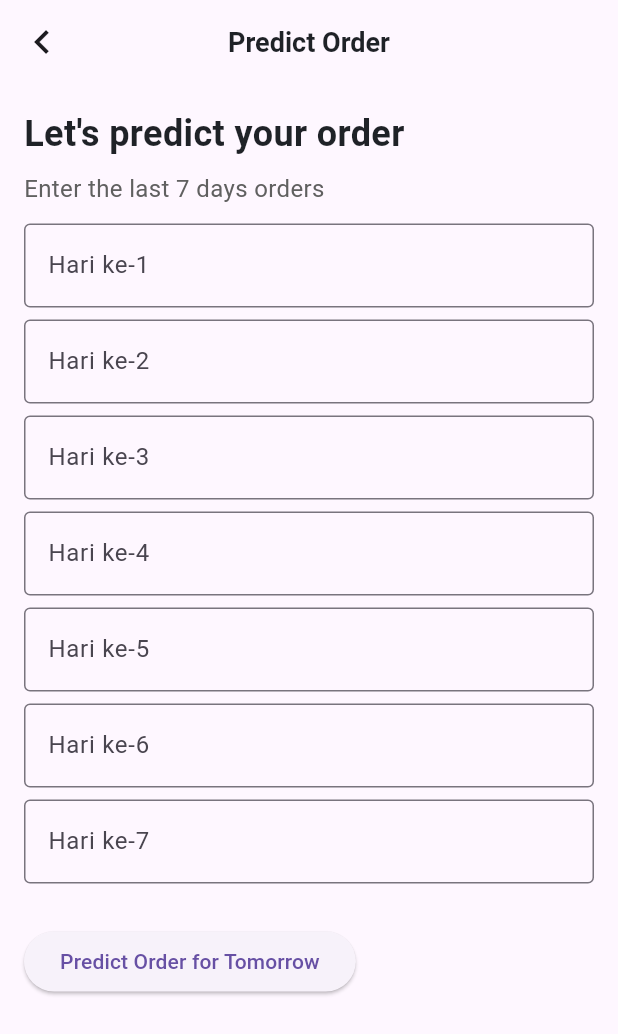
After one commit to mfaizasysyauqi/android-flutter-laundry-app, a Flutter app: the PredictLaundryScreen screen opened by its route, on a phone screen of 412 x 824 dp. The commit adds this screen. Shown: the top 1034 px of the screen. Run offline on Flutter 3.47's test engine with Material 3 defaults, Android fonts, the phone set to English and light mode, and no system bars; our stand-ins replace cloud_firestore, dartz, equatable, firebase_auth, firebase_core, flutter_riverpod and 3 more; missing offline and left inert: firebase_app_check, tflite_flutter; accounts and stored records are empty.

Commit message:
add predict order

```diff
--- a/lib/core/router.dart
+++ b/lib/core/router.dart
@@ -3,6 +3,7 @@
 
 // Mengimpor package dan file yang diperlukan untuk routing dan widget.
 import 'package:flutter_laundry_app/domain/entities/voucher.dart';
+import 'package:flutter_laundry_app/presentation/screens/admin/order/predict_laundry_screen.dart';
 import 'package:flutter_laundry_app/presentation/screens/admin/order/admin_order_history_screen.dart';
 import 'package:flutter_laundry_app/presentation/screens/admin/order/manage_orders_screen.dart';
 import 'package:flutter_laundry_app/presentation/screens/admin/price/price_management_screen.dart';
@@ -133,6 +134,10 @@ final routerProvider = Provider<GoRouter>((ref) {
           return UserVoucherDetailsScreen(voucher: voucher);
         },
       ),
+      GoRoute(
+        path: '/predict-laundry-screen',
+        builder: (context, state) => const PredictLaundryScreen(),
+      ),
     ],
   );
 });
--- /dev/null
+++ b/lib/domain/usecases/order/predict_order_usecase.dart
@@ -0,0 +1,18 @@
+import 'package:flutter_laundry_app/core/utils/order_predictor.dart';
+import 'package:flutter_riverpod/flutter_riverpod.dart';
+import 'package:flutter_laundry_app/presentation/providers/order_predictor_provider.dart';
+
+class PredictOrderUseCase {
+  final OrderPredictor predictor;
+
+  PredictOrderUseCase(this.predictor);
+
+  Future<double> predict(List<double> last7DaysOrders) async {
+    return predictor.predict(last7DaysOrders);
+  }
+}
+
+final predictOrderUseCaseProvider = Provider<PredictOrderUseCase>((ref) {
+  final predictor = ref.watch(orderPredictorProvider);
+  return PredictOrderUseCase(predictor);
+});
--- /dev/null
+++ b/lib/presentation/screens/admin/order/predict_laundry_screen.dart
@@ -0,0 +1,120 @@
+import 'package:flutter/material.dart';
+import 'package:flutter_riverpod/flutter_riverpod.dart';
+import 'package:go_router/go_router.dart';
+import 'package:flutter_laundry_app/domain/usecases/order/predict_order_usecase.dart';
+import 'package:flutter_laundry_app/presentation/style/app_typography.dart';
+import 'package:flutter_laundry_app/presentation/style/colors/background_colors.dart';
+import 'package:flutter_laundry_app/presentation/style/sizes/icon_sizes.dart';
+
+class PredictLaundryScreen extends ConsumerStatefulWidget {
+  static const routeName = '/predict-laundry-screen';
+  const PredictLaundryScreen({super.key});
+
+  @override
+  ConsumerState<PredictLaundryScreen> createState() =>
+      _PredictLaundryScreenState();
+}
+
+class _PredictLaundryScreenState extends ConsumerState<PredictLaundryScreen> {
+  final List<TextEditingController> _controllers =
+      List.generate(7, (_) => TextEditingController());
+
+  bool _isLoading = false;
+  double? _prediction;
+
+  Future<void> _predict() async {
+    setState(() => _isLoading = true);
+
+    try {
+      final input = _controllers
+          .map((c) => double.tryParse(c.text.trim()) ?? 0.0)
+          .toList();
+
+      final usecase = ref.read(predictOrderUseCaseProvider);
+      final result = await usecase.predict(input);
+
+      setState(() => _prediction = result);
+    } catch (e) {
+      ScaffoldMessenger.of(context).showSnackBar(SnackBar(
+        content: Text("Prediksi gagal: $e"),
+      ));
+    } finally {
+      setState(() => _isLoading = false);
+    }
+  }
+
+  @override
+  void dispose() {
+    for (final c in _controllers) {
+      c.dispose();
+    }
+    super.dispose();
+  }
+
+  @override
+  Widget build(BuildContext context) {
+    return Scaffold(
+      appBar: AppBar(
+        backgroundColor: BackgroundColors.transparent,
+        shadowColor: BackgroundColors.transparent,
+        surfaceTintColor: BackgroundColors.transparent,
+        title: Text('Predict Order', style: AppTypography.darkAppBarTitle),
+        centerTitle: true,
+        leading: IconButton(
+          icon: const Icon(Icons.chevron_left, size: IconSizes.navigationIcon),
+          onPressed: () {
+            if (mounted) {
+              GoRouter.of(context).go('/admin-dashboard-screen');
+            }
+          },
+        ),
+      ),
+      body: Padding(
+        padding: const EdgeInsets.all(16),
+        child: Column(
+          crossAxisAlignment: CrossAxisAlignment.start,
+          children: [
+            const Text(
+              "Let's predict your order",
+              style: TextStyle(
+                  fontSize: 24,
+                  fontWeight: FontWeight.bold,
+                  color: Color(0xFF1F2227)),
+            ),
+            const SizedBox(height: 8),
+            const Text(
+              "Enter the last 7 days orders",
+              style: TextStyle(fontSize: 16, color: Color(0xFF606060)),
+            ),
+            const SizedBox(height: 12),
+            for (int i = 0; i < 7; i++)
+              Padding(
+                padding: const EdgeInsets.only(bottom: 8),
+                child: TextField(
+                  controller: _controllers[i],
+                  keyboardType: TextInputType.number,
+                  decoration: InputDecoration(
+                    labelText: "Hari ke-${i + 1}",
+                    border: const OutlineInputBorder(),
+                  ),
+                ),
+              ),
+            const SizedBox(height: 20),
+            ElevatedButton(
+              onPressed: _isLoading ? null : _predict,
+              child: _isLoading
+                  ? const CircularProgressIndicator()
+                  : const Text("Predict Order for Tomorrow"),
+            ),
+            const SizedBox(height: 20),
+            if (_prediction != null)
+              Text(
+                "Predict for tomorrow: ${_prediction!.toStringAsFixed(2)} order",
+                style: const TextStyle(fontSize: 20),
+              ),
+          ],
+        ),
+      ),
+    );
+  }
+}
--- a/pubspec.yaml
+++ b/pubspec.yaml
@@ -29,7 +29,7 @@ dependencies:
   internet_connection_checker: ^3.0.1 # Pemeriksa koneksi internet
   dartz: ^0.10.1 # Utilitas untuk pemrograman fungsional
   tflite_flutter:
-    path: D:/Kuliah/Semester 6/aplikasi berbasis platform/tubes1/tflite_flutter-0.11.0 # TensorFlow Lite untuk model ML
+    path: C:\Users\wi2nu\OneDrive - Telkom University\TEL-U (SMT 6)\ABP\tflite_flutter-0.11.0 # TensorFlow Lite untuk model ML
   cupertino_icons: ^1.0.8 # Ikon gaya Cupertino
   equatable: ^2.0.7 # Membantu perbandingan objek
   intl: ^0.20.2 # Format internasional untuk tanggal dan angka
@@ -50,3 +50,4 @@ flutter:
   assets:
     - assets/svg/ # Folder untuk file SVG
     - assets/laundry_completion_model/laundry_completion_model.tflite # Model ML untuk prediksi waktu laundry
+    - assets/laundry_predict_model/order_predictor_modelfix.tflite # Model ML untuk prediksi order besok
```
Also changed, not shown: lib/core/utils/order_predictor.dart (added, +26 -0 lines), lib/presentation/providers/order_predictor_provider.dart (added, +9 -0 lines), lib/presentation/screens/admin/dashboard/admin_dashboard_screen.dart (+35 -2 lines), lib/presentation/screens/admin/order/create_order_screen.dart (+12 -6 lines), assets/svg/predict_order.svg (added), pubspec.lock, 127 other files.
